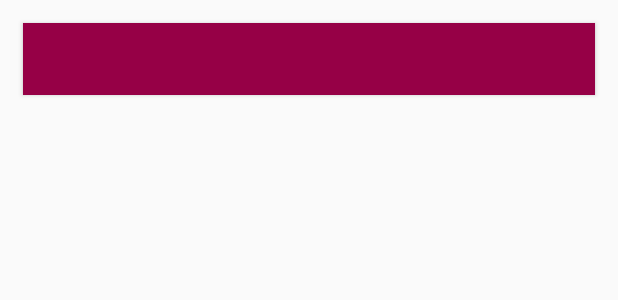
After one commit to AnkitKiet/PocketMoneyManager, an Android app: the layout activity_pay_friend.xml on its own in the app's theme, with its tools: preview values and no code run, on a phone screen of 412 x 824 dp. The commit adds this screen. Shown: the top 300 px of the screen. Run offline under Robolectric (Android 15) with nearby library versions, the phone set to English and light mode, and no system bars.

Commit message:
#Update Pay To Friend #QR Scanner Added

```diff
--- a/app/build.gradle
+++ b/app/build.gradle
@@ -24,7 +24,7 @@ android {
 }
 
 dependencies {
-    compile fileTree(dir: 'libs', include: ['*.jar'])
+    compile fileTree(include: ['*.jar'], dir: 'libs')
     androidTestCompile('com.android.support.test.espresso:espresso-core:2.2.2', {
         exclude group: 'com.android.support', module: 'support-annotations'
     })
@@ -37,4 +37,5 @@ dependencies {
     testCompile 'junit:junit:4.12'
     annotationProcessor 'android.arch.lifecycle:compiler:1.0.0'
     annotationProcessor 'android.arch.persistence.room:compiler:1.0.0'
+    compile 'me.dm7.barcodescanner:zxing:1.8.4'
 }
--- a/app/src/main/java/edu/pocketmoneymanager/activities/SplashActivity.java
+++ b/app/src/main/java/edu/pocketmoneymanager/activities/SplashActivity.java
@@ -23,7 +23,7 @@ public class SplashActivity extends BaseActivity {
             saveTotalMoney(this, 200);
         } else {
             editor = sharedPreferences.edit();
-            editor.putString("first", "true");
+            editor.putString("first", "false");
             editor.apply();
         }
         /*binding.getRoot().findViewById(R.id.btn).setOnClickListener(new View.OnClickListener() {
--- /dev/null
+++ b/app/src/main/res/layout/activity_pay_friend.xml
@@ -0,0 +1,32 @@
+<?xml version="1.0" encoding="utf-8"?>
+
+<layout>
+
+    <data>
+
+        <variable
+            name="payfriend"
+            type="edu.pocketmoneymanager.databinding.PayFriend" />
+    </data>
+
+
+    <LinearLayout xmlns:android="http://schemas.android.com/apk/res/android"
+        android:layout_width="match_parent"
+        android:layout_height="match_parent"
+        android:orientation="vertical">
+
+
+        <Button
+            android:id="@+id/btnPay"
+            android:layout_width="match_parent"
+            android:layout_height="wrap_content"
+            android:layout_margin="15dp"
+            android:background="@color/colorPrimaryDark"
+            android:text="@{payfriend.btnText}"
+            android:textAllCaps="false"
+            android:textColor="@color/white"
+            android:textSize="16sp" />
+
+
+    </LinearLayout>
+</layout>
```
Also changed, not shown: app/src/main/AndroidManifest.xml (+7 -0 lines), app/src/main/java/edu/pocketmoneymanager/activities/DashboardActivity.java (+7 -1 lines), app/src/main/java/edu/pocketmoneymanager/activities/PayToFriendActivity.java (added, +77 -0 lines), app/src/main/java/edu/pocketmoneymanager/databinding/PayFriend.java (added, +30 -0 lines), app/src/main/res/menu/menu_main.xml (added, +11 -0 lines).
